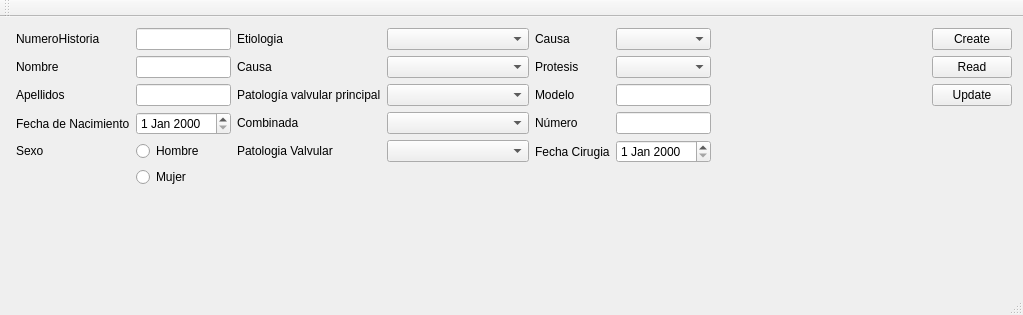
Old version of the form mainwindow.ui in the repository iyustlop/valvulares.
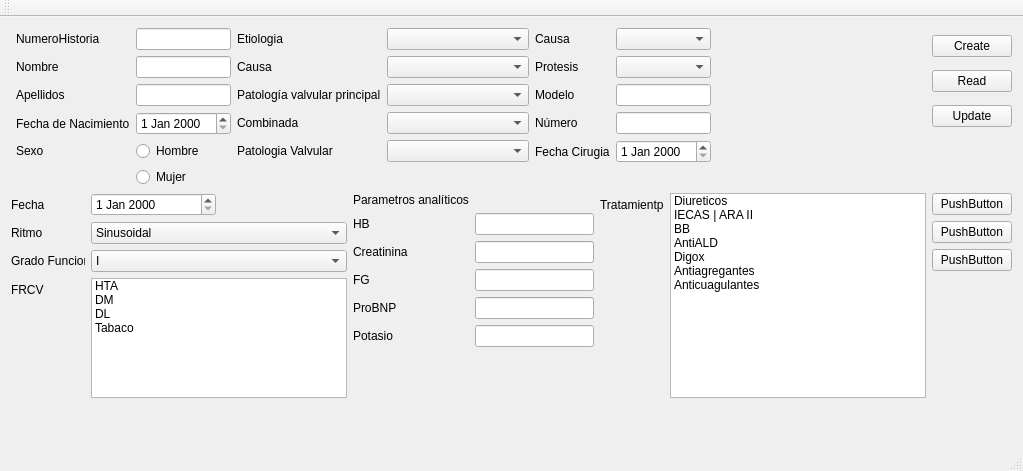
New version of the form.

Commit message: begining of Incursion visit

```diff
--- a/mainwindow.ui
+++ b/mainwindow.ui
@@ -7,7 +7,7 @@
     <x>0</x>
     <y>0</y>
     <width>983</width>
-    <height>315</height>
+    <height>404</height>
    </rect>
   </property>
   <property name="sizePolicy">
@@ -517,18 +517,24 @@
           </property>
          </widget>
         </item>
-        <item row="3" column="1">
-         <spacer name="verticalSpacer">
-          <property name="orientation">
-           <enum>Qt::Vertical</enum>
+        <item row="2" column="1">
+         <widget class="QPushButton" name="pushButtonUpdate">
+          <property name="sizePolicy">
+           <sizepolicy hsizetype="Maximum" vsizetype="Fixed">
+            <horstretch>0</horstretch>
+            <verstretch>0</verstretch>
+           </sizepolicy>
           </property>
-          <property name="sizeHint" stdset="0">
+          <property name="maximumSize">
            <size>
-            <width>20</width>
-            <height>40</height>
+            <width>215</width>
+            <height>16777215</height>
            </size>
           </property>
-         </spacer>
+          <property name="text">
+           <string>Update</string>
+          </property>
+         </widget>
         </item>
         <item row="1" column="0">
          <spacer name="horizontalSpacer">
@@ -546,8 +552,122 @@
           </property>
          </spacer>
         </item>
+        <item row="3" column="1">
+         <spacer name="verticalSpacer_3">
+          <property name="orientation">
+           <enum>Qt::Vertical</enum>
+          </property>
+          <property name="sizeType">
+           <enum>QSizePolicy::Maximum</enum>
+          </property>
+          <property name="sizeHint" stdset="0">
+           <size>
+            <width>20</width>
+            <height>50</height>
+           </size>
+          </property>
+         </spacer>
+        </item>
+       </layout>
+      </item>
+     </layout>
+    </item>
+    <item>
+     <layout class="QHBoxLayout" name="horizontalLayout_3">
+      <item>
+       <layout class="QFormLayout" name="formLayout_4">
+        <item row="0" column="0">
+         <widget class="QLabel" name="fechaLabel">
+          <property name="text">
+           <string>Fecha</string>
+          </property>
+         </widget>
+        </item>
+        <item row="0" column="1">
+         <widget class="QDateEdit" name="fechaDateEdit">
+          <property name="sizePolicy">
+           <sizepolicy hsizetype="Maximum" vsizetype="Fixed">
+            <horstretch>0</horstretch>
+            <verstretch>0</verstretch>
+           </sizepolicy>
+          </property>
+          <property name="maximumSize">
+           <size>
+            <width>125</width>
+            <height>16777215</height>
+           </size>
+          </property>
+         </widget>
+        </item>
+        <item row="1" column="0">
+         <widget class="QLabel" name="ritmoLabel">
+          <property name="text">
+           <string>Ritmo</string>
+          </property>
+         </widget>
+        </item>
+        <item row="1" column="1">
+         <widget class="QComboBox" name="ritmoComboBox">
+          <property name="sizePolicy">
+           <sizepolicy hsizetype="Maximum" vsizetype="Fixed">
+            <horstretch>0</horstretch>
+            <verstretch>0</verstretch>
+           </sizepolicy>
+          </property>
+          <property name="maximumSize">
+           <size>
+            <width>500</width>
+            <height>16777215</height>
+           </size>
+          </property>
+          <item>
+           <property name="text">
+            <string>Sinusoidal</string>
+           </property>
+          </item>
+          <item>
+           <property name="text">
+            <string>FA</string>
+           </property>
+          </item>
+          <item>
+           <property name="text">
+            <string>MP</string>
+           </property>
+          </item>
+          <item>
+           <property name="text">
+            <string>Fluter | TAQ Auricular</string>
+           </property>
+          </item>
+          <item>
+           <property name="text">
+            <string>Otros</string>
+           </property>
+          </item>
+         </widget>
+        </item>
+        <item row="2" column="0">
+         <widget class="QLabel" name="gradoFuncionalLabel">
+          <property name="sizePolicy">
+           <sizepolicy hsizetype="Preferred" vsizetype="Preferred">
+            <horstretch>0</horstretch>
+            <verstretch>0</verstretch>
+           </sizepolicy>
+          </property>
+          <property name="maximumSize">
+           <size>
+            <width>74</width>
+            <height>16777215</height>
+           </size>
+          </property>
+          <property name="text">
+           <string>Grado Funcional</string>
+          </property>
+         </widget>
+        </item>
         <item row="2" column="1">
-         <widget class="QPushButton" name="pushButtonUpdate">
+         <widget class="QComboBox" name="gradoFuncionalComboBox">
           <property name="sizePolicy">
            <sizepolicy hsizetype="Maximum" vsizetype="Fixed">
             <horstretch>0</horstretch>
@@ -556,19 +676,241 @@
           </property>
           <property name="maximumSize">
            <size>
-            <width>215</width>
+            <width>500</width>
             <height>16777215</height>
            </size>
           </property>
+          <item>
+           <property name="text">
+            <string>I</string>
+           </property>
+          </item>
+          <item>
+           <property name="text">
+            <string>II</string>
+           </property>
+          </item>
+          <item>
+           <property name="text">
+            <string>III</string>
+           </property>
+          </item>
+          <item>
+           <property name="text">
+            <string>IV</string>
+           </property>
+          </item>
+         </widget>
+        </item>
+        <item row="3" column="0">
+         <widget class="QLabel" name="fRCVLabel">
           <property name="text">
-           <string>Update</string>
+           <string>FRCV</string>
           </property>
          </widget>
         </item>
+        <item row="3" column="1">
+         <widget class="QListWidget" name="listWidget">
+          <property name="sizePolicy">
+           <sizepolicy hsizetype="Maximum" vsizetype="Maximum">
+            <horstretch>0</horstretch>
+            <verstretch>0</verstretch>
+           </sizepolicy>
+          </property>
+          <property name="maximumSize">
+           <size>
+            <width>500</width>
+            <height>120</height>
+           </size>
+          </property>
+          <item>
+           <property name="text">
+            <string>HTA</string>
+           </property>
+          </item>
+          <item>
+           <property name="text">
+            <string>DM</string>
+           </property>
+          </item>
+          <item>
+           <property name="text">
+            <string>DL</string>
+           </property>
+          </item>
+          <item>
+           <property name="text">
+            <string>Tabaco</string>
+           </property>
+          </item>
+         </widget>
+        </item>
        </layout>
       </item>
+      <item>
+       <layout class="QFormLayout" name="formLayout_5">
+        <item row="0" column="0">
+         <widget class="QLabel" name="parametrosAnalTicosLabel">
+          <property name="text">
+           <string>Parametros analíticos</string>
+          </property>
+         </widget>
+        </item>
+        <item row="1" column="0">
+         <widget class="QLabel" name="hBLabel">
+          <property name="text">
+           <string>HB</string>
+          </property>
+         </widget>
+        </item>
+        <item row="1" column="1">
+         <widget class="QLineEdit" name="hBLineEdit"/>
+        </item>
+        <item row="2" column="0">
+         <widget class="QLabel" name="creatininaLabel">
+          <property name="text">
+           <string>Creatinina</string>
+          </property>
+         </widget>
+        </item>
+        <item row="2" column="1">
+         <widget class="QLineEdit" name="creatininaLineEdit"/>
+        </item>
+        <item row="3" column="0">
+         <widget class="QLabel" name="fGLabel">
+          <property name="text">
+           <string>FG</string>
+          </property>
+         </widget>
+        </item>
+        <item row="3" column="1">
+         <widget class="QLineEdit" name="fGLineEdit"/>
+        </item>
+        <item row="4" column="0">
+         <widget class="QLabel" name="proBNPLabel">
+          <property name="text">
+           <string>ProBNP</string>
+          </property>
+         </widget>
+        </item>
+        <item row="4" column="1">
+         <widget class="QLineEdit" name="proBNPLineEdit"/>
+        </item>
+        <item row="5" column="0">
+         <widget class="QLabel" name="potasioLabel">
+          <property name="text">
+           <string>Potasio</string>
+          </property>
+         </widget>
+        </item>
+        <item row="5" column="1">
+         <widget class="QLineEdit" name="potasioLineEdit"/>
+        </item>
+       </layout>
+      </item>
+      <item>
+       <layout class="QFormLayout" name="formLayout_7">
+        <item row="0" column="0">
+         <widget class="QLabel" name="tratamientpLabel">
+          <property name="text">
+           <string>Tratamientp</string>
+          </property>
+         </widget>
+        </item>
+        <item row="0" column="1">
+         <widget class="QListWidget" name="listWidget_2">
+          <item>
+           <property name="text">
+            <string>Diureticos</string>
+           </property>
+          </item>
+          <item>
+           <property name="text">
+            <string>IECAS | ARA II</string>
+           </property>
+          </item>
+          <item>
+           <property name="text">
+            <string>BB</string>
+           </property>
+          </item>
+          <item>
+           <property name="text">
+            <string>AntiALD</string>
+           </property>
+          </item>
+          <item>
+           <property name="text">
+            <string>Digox</string>
+           </property>
+          </item>
+          <item>
+           <property name="text">
+            <string>Antiagregantes</string>
+           </property>
+          </item>
+          <item>
+           <property name="text">
+            <string>Anticuagulantes</string>
+           </property>
+          </item>
+         </widget>
+        </item>
+       </layout>
+      </item>
+      <item>
+       <layout class="QVBoxLayout" name="verticalLayout_3">
+        <item>
+         <widget class="QPushButton" name="pushButton_3">
+          <property name="text">
+           <string>PushButton</string>
+          </property>
+         </widget>
+        </item>
+        <item>
+         <widget class="QPushButton" name="pushButton_2">
+          <property name="text">
+           <string>PushButton</string>
+          </property>
+         </widget>
+        </item>
+        <item>
+         <widget class="QPushButton" name="pushButton_4">
+          <property name="text">
+           <string>PushButton</string>
+          </property>
+         </widget>
+        </item>
+        <item>
+         <spacer name="verticalSpacer_2">
+          <property name="orientation">
+           <enum>Qt::Vertical</enum>
+          </property>
+          <property name="sizeHint" stdset="0">
+           <size>
+            <width>20</width>
+            <height>40</height>
+           </size>
+          </property>
+         </spacer>
+        </item>
+       </layout>
+      </item>
      </layout>
     </item>
+    <item>
+     <spacer name="verticalSpacer">
+      <property name="orientation">
+       <enum>Qt::Vertical</enum>
+      </property>
+      <property name="sizeHint" stdset="0">
+       <size>
+        <width>20</width>
+        <height>40</height>
+       </size>
+      </property>
+     </spacer>
+    </item>
    </layout>
   </widget>
   <widget class="QMenuBar" name="menuBar">
```
The commit also changes 1 other file.
